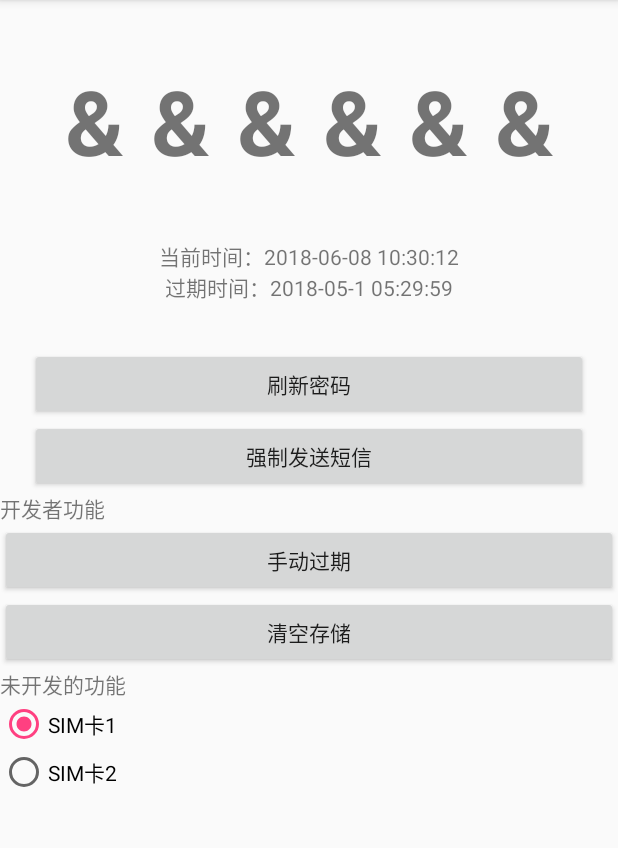
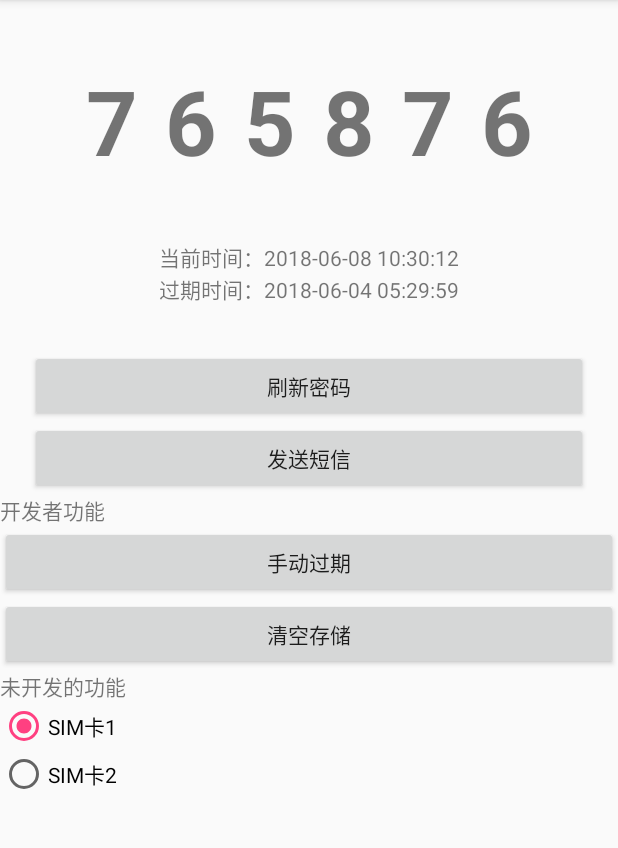
Before and after one commit to WalterBrightHub/SingleNet, an Android app: the screen it shows after launch (MainActivity), after a tap on "手动过期", on a phone screen of 412 x 824 dp, the part 84-932 px from its top. Run offline under Robolectric (Android 15) with nearby library versions, the phone set to English and light mode, and no system bars; our stand-ins replace ButterKnife.

Commit message:
complete mvp

```diff
--- a/app/src/main/AndroidManifest.xml
+++ b/app/src/main/AndroidManifest.xml
@@ -6,6 +6,7 @@
     <uses-permission android:name="android.permission.RECEIVE_SMS" />
 
     <application
+        android:name="com.example.ssmbu.singlenet.MyApplication"
         android:allowBackup="true"
         android:icon="@drawable/single"
         android:label="@string/app_name"
--- a/app/src/main/java/com/example/ssmbu/singlenet/MainActivity.java
+++ b/app/src/main/java/com/example/ssmbu/singlenet/MainActivity.java
@@ -1,22 +1,17 @@
 package com.example.ssmbu.singlenet;
 
 import android.Manifest;
-import android.app.PendingIntent;
 import android.content.BroadcastReceiver;
 import android.content.Context;
 import android.content.DialogInterface;
 import android.content.Intent;
 import android.content.IntentFilter;
-import android.content.SharedPreferences;
 import android.content.pm.PackageManager;
 import android.os.Bundle;
 import android.support.v4.app.ActivityCompat;
 import android.support.v4.content.ContextCompat;
 import android.support.v7.app.AlertDialog;
 import android.support.v7.app.AppCompatActivity;
-import android.telephony.SmsManager;
-import android.telephony.SmsMessage;
-import android.util.Log;
 import android.view.View;
 import android.widget.Button;
 import android.widget.RadioButton;
@@ -26,10 +21,9 @@ import android.widget.Toast;
 import com.example.ssmbu.singlenet.model.SingleNetObject;
 import com.example.ssmbu.singlenet.presenter.SingleNetImplementor;
 import com.example.ssmbu.singlenet.presenter.SingleNetPresenter;
+import com.example.ssmbu.singlenet.utils.SMSUtils;
 import com.example.ssmbu.singlenet.view.SingleNetView;
 
-import java.text.ParseException;
-import java.text.SimpleDateFormat;
 import java.util.Date;
 import java.util.Timer;
 import java.util.TimerTask;
@@ -41,15 +35,17 @@ import butterknife.OnClick;
 public class MainActivity extends AppCompatActivity  {
     @BindView(R.id.txt_pswd)
     TextView txtPswd;
+    @BindView(R.id.txt_now)
+    TextView txtNow;
     @BindView(R.id.txt_vld)
     TextView txtVld;
     @BindView(R.id.btn_refreshPswd)
     Button btnSendMM;
-    @BindView(R.id.btn_forceSendMM)
+    @BindView(R.id.btn_sendMM)
     Button btnForceSendMM;
     @BindView(R.id.textView4)
     TextView textView4;
-    @BindView(R.id.btn_clearVld)
+    @BindView(R.id.btn_expirePswd)
     Button btnClearVld;
     @BindView(R.id.btn_clearAll)
     Button btnClearAll;
@@ -61,12 +57,8 @@ public class MainActivity extends AppCompatActivity  {
     RadioButton sim2;
 
     private MessageReceiver messageReceiver;
-    private static final String SINGLENETNUMBER = "106593005";
-    private static final String SINGLENETMSG = "mm";
-    private String saved_pswd, saved_vld;
-    private static final String TAG = "MainActivity";
     //闪讯短信中的格式
-    private static final SimpleDateFormat ft = new SimpleDateFormat("yyyy-MM-dd HH:mm:ss");
+
 
     private SingleNetPresenter presenter;
 
@@ -79,13 +71,11 @@ public class MainActivity extends AppCompatActivity  {
 
         initPermission();
         initReceiver();
-        //initData();
 
         presenter=new SingleNetImplementor(this);
         presenter.attachView(view);
 
         presenter.initPswd();
-
 
     }
     private SingleNetView view=new SingleNetView() {
@@ -99,13 +89,38 @@ public class MainActivity extends AppCompatActivity  {
         public void waitNewData() {
             txtPswd.setText("******");
             txtVld.setText("密码已过期，正在更新中……");
+            delay_btn_sendMM();
         }
 
         @Override
         public void loadData(SingleNetObject model) {
             txtPswd.setText(model.getPswd());
-            String msg = "当前时间：" + ft.format(new Date()) + "\n过期时间：" + model.getVld();
-            txtVld.setText(msg);
+            String now = "当前时间："+SMSUtils.ft.format(new Date());
+            txtNow.setText(now);
+            String vld = "过期时间：" + model.getVld();
+            txtVld.setText(vld);
+        }
+
+        @Override
+        public void notOverdue() {
+            String now = "当前时间："+ SMSUtils.ft.format(new Date());
+            txtNow.setText(now);
+            Toast.makeText(MainActivity.this,"密码未过期",Toast.LENGTH_SHORT).show();
+        }
+
+        @Override
+        public void sendMM() {
+            Toast.makeText(MainActivity.this,"短信已发送",Toast.LENGTH_SHORT).show();
+        }
+
+        @Override
+        public void expireData() {
+            Toast.makeText(MainActivity.this,"手动过期",Toast.LENGTH_SHORT).show();
+        }
+
+        @Override
+        public void clearData() {
+            Toast.makeText(MainActivity.this,"手动清空",Toast.LENGTH_SHORT).show();
         }
     };
 
@@ -118,17 +133,6 @@ public class MainActivity extends AppCompatActivity  {
             ActivityCompat.requestPermissions(MainActivity.this, new String[]{Manifest.permission.RECEIVE_SMS}, 1);
         }
     }
-
-
-    private void sendMM(SmsManager smsManager) {
-        //final SmsManager smsManager=SmsManager.getDefault();
-        PendingIntent pi = PendingIntent.getActivity(MainActivity.this, 0, new Intent(), 0);
-        smsManager.sendTextMessage(SINGLENETNUMBER, null, SINGLENETMSG, pi, null);
-        Toast.makeText(MainActivity.this, "短信已发送", Toast.LENGTH_SHORT).show();
-
-    }
-
-
 
     @Override
     protected void onDestroy() {
@@ -143,38 +147,13 @@ public class MainActivity extends AppCompatActivity  {
         registerReceiver(messageReceiver, intentFilter);
     }
 
-    @OnClick({R.id.btn_refreshPswd, R.id.btn_forceSendMM, R.id.btn_clearVld, R.id.btn_clearAll})
+    @OnClick({R.id.btn_refreshPswd, R.id.btn_sendMM, R.id.btn_expirePswd, R.id.btn_clearAll})
     public void onViewClicked(View view) {
-
-        final SmsManager smsManager = SmsManager.getDefault();
         switch (view.getId()) {
             case R.id.btn_refreshPswd:
-
-                if ("".equals(saved_vld)) {
-                    sendMM(smsManager);
-                    delay_btn_sendMM();
-                } else {
-                    Date vld, now;
-                    now = new Date();
-
-                    try {
-                        vld = ft.parse(saved_vld);
-                        if (now.before(vld)) {
-                            update_pswd_vld();
-                            Toast.makeText(MainActivity.this, "密码未过期", Toast.LENGTH_SHORT).show();
-                            //hintDialog("密码未过期","您无需更新密码。\n如有必要，请点击强制更新密码。");
-                        } else {
-                            sendMM(smsManager);
-                            //10秒内不能按下，防止疯狂按下
-                            delay_btn_sendMM();
-                        }
-                    } catch (ParseException e) {
-                        Log.e(TAG, "onClick: ", e);
-                    }
-                }
-
+                presenter.refreshPswd();
                 break;
-            case R.id.btn_forceSendMM:
+            case R.id.btn_sendMM:
                 AlertDialog.Builder dialog = new AlertDialog.Builder(MainActivity.this);
                 dialog.setTitle("强制发送短信");
                 dialog.setMessage("我们将发送一条短信。");
@@ -182,7 +161,7 @@ public class MainActivity extends AppCompatActivity  {
                 dialog.setPositiveButton("确定", new DialogInterface.OnClickListener() {
                     @Override
                     public void onClick(DialogInterface dialogInterface, int i) {
-                        sendMM(smsManager);
+                        presenter.sendMM();
                     }
                 });
                 dialog.setNegativeButton("取消", new DialogInterface.OnClickListener() {
@@ -193,17 +172,11 @@ public class MainActivity extends AppCompatActivity  {
                 });
                 dialog.show();
                 break;
-            case R.id.btn_clearVld:
-                saved_pswd = "&&&&&&";
-                saved_vld = "2018-05-1 05:29:59";
-                saveMessage();
-                Toast.makeText(MainActivity.this, "已重置密码与过期时间", Toast.LENGTH_SHORT).show();
+            case R.id.btn_expirePswd:
+                presenter.expirePswd();
                 break;
             case R.id.btn_clearAll:
-                saved_pswd = "";
-                saved_vld = "";
-                saveMessage();
-                Toast.makeText(MainActivity.this, "已清空密码与过期时间", Toast.LENGTH_SHORT).show();
+                presenter.clearPswd();
                 break;
         }
     }
@@ -211,77 +184,10 @@ public class MainActivity extends AppCompatActivity  {
     class MessageReceiver extends BroadcastReceiver {
         @Override
         public void onReceive(Context context, Intent intent) {
-            //得到短息主体
-            Object[] pdus = (Object[]) intent.getExtras().get("pdus");
-            //由于短信的字数限制，一条短信可能被拆分为多条
-            String fullMessage = "";
-            for (Object pdu : pdus) {
-                //创建一个短信对象
-                SmsMessage fromPdu = SmsMessage.createFromPdu((byte[]) pdu);
-                //获取来信号码
-                String originatingAddress = fromPdu.getOriginatingAddress();
-                if (SINGLENETNUMBER.equals(originatingAddress)) {
-                    fullMessage += fromPdu.getMessageBody();
-                }
-            }
-            if (!"".equals(fullMessage)) {
-                //"尊敬的闪讯用户，您的宽带上网密码是：164126,密码在2018-05-31 05:29:59以前有效";
-                saved_pswd = fullMessage.substring(18, 24);
-                saved_vld = fullMessage.substring(28, 47);
-                saveMessage();
-            }
+            presenter.saveMessage(intent);
         }
     }
 
-    //保存密码和到期时间。只在收到闪讯短信时调用。
-    private void saveMessage() {
-        update_pswd_vld();
-
-        SharedPreferences.Editor editor = getSharedPreferences("data", MODE_PRIVATE).edit();
-        editor.putString("pswd", saved_pswd);
-        editor.putString("vld", saved_vld);
-        editor.apply();
-        Toast.makeText(MainActivity.this, "短信已保存", Toast.LENGTH_SHORT).show();
-    }
-
-    //更新密码，当前时间和到期时间。在保存信息和活动启动时调用。
-    private void update_pswd_vld() {
-        txtPswd.setText(saved_pswd);
-        //SimpleDateFormat format=new SimpleDateFormat("yyyy-MM-dd HH:mm:ss");
-        String msg = "当前时间：" + ft.format(new Date()) + "\n过期时间：" + saved_vld;
-        txtVld.setText(msg);
-    }
-
-    //从本地读取密码与过期时间
-    private void initData() {
-
-        final SmsManager smsManager = SmsManager.getDefault();
-        SharedPreferences preferences = getSharedPreferences("data", MODE_PRIVATE);
-        saved_pswd = preferences.getString("pswd", "??????");
-        saved_vld = preferences.getString("vld", "");
-        if ("".equals(saved_pswd)) {
-            txtPswd.setText("??????");
-            txtVld.setText("正在初始化密码……");
-            sendMM(smsManager);
-        } else {
-            Date vld, now;
-            now = new Date();
-
-            try {
-                vld = ft.parse(saved_vld);
-                if (now.before(vld)) {
-                    update_pswd_vld();
-                } else {
-                    txtPswd.setText("******");
-                    txtVld.setText("密码已过期，正在更新中……");
-                    sendMM(smsManager);
-                }
-            } catch (ParseException e) {
-                Log.e(TAG, "onClick: ", e);
-            }
-        }
-
-    }
 
     //延时十秒不能按下，待改进
     private void delay_btn_sendMM() {
@@ -296,21 +202,5 @@ public class MainActivity extends AppCompatActivity  {
         Timer timer = new Timer();
         timer.schedule(timerTask, 10000);
     }
-    //可重用函数
-
-    //只是个小小的提示。点击确定，对话框消失
-    private void hintDialog(String title, String message) {
-        AlertDialog.Builder dialog = new AlertDialog.Builder(MainActivity.this);
-        dialog.setTitle(title);
-        dialog.setMessage(message);
-        dialog.setCancelable(true);
-        dialog.setPositiveButton("确定", new DialogInterface.OnClickListener() {
-            @Override
-            public void onClick(DialogInterface dialogInterface, int i) {
-
-            }
-        });
-        dialog.show();
-    }
 
 }
--- /dev/null
+++ b/app/src/main/java/com/example/ssmbu/singlenet/MyApplication.java
@@ -0,0 +1,17 @@
+package com.example.ssmbu.singlenet;
+
+import android.app.Application;
+import android.content.Context;
+
+public class MyApplication extends Application {
+    private static Context context;
+
+    @Override
+    public void onCreate() {
+        super.onCreate();
+        context=getApplicationContext();
+    }
+    public static   Context getContext(){
+        return context;
+    }
+}
--- a/app/src/main/java/com/example/ssmbu/singlenet/model/SingleNetObject.java
+++ b/app/src/main/java/com/example/ssmbu/singlenet/model/SingleNetObject.java
@@ -4,21 +4,26 @@ import android.content.Context;
 import android.content.SharedPreferences;
 import android.util.Log;
 
+import com.example.ssmbu.singlenet.MyApplication;
+import com.example.ssmbu.singlenet.utils.SMSUtils;
+
 import java.text.ParseException;
-import java.text.SimpleDateFormat;
 import java.util.Date;
 
 import static android.content.ContentValues.TAG;
 
 public class SingleNetObject  {
-    private String pswd;
-    private String vld;
-    private String smsBody;
-    private static final SimpleDateFormat ft = new SimpleDateFormat("yyyy-MM-dd HH:mm:ss");
-    public SingleNetObject(Context context){
-        SharedPreferences sp=context.getSharedPreferences("data",Context.MODE_PRIVATE);
-        pswd=sp.getString("pswd","");
-        vld=sp.getString("vld","");
+    private String pswd="";
+    private String vld="";
+    private String smsBody="";
+    public SingleNetObject(){
+    }
+    public SingleNetObject(String fullMessage){
+        smsBody=fullMessage;
+        //"尊敬的闪讯用户，您的宽带上网密码是：164126,密码在2018-05-31 05:29:59以前有效";
+        pswd = fullMessage.substring(18, 24);
+        vld = fullMessage.substring(28, 47);
+
     }
 
     public String getPswd() {
@@ -29,15 +34,15 @@ public class SingleNetObject  {
         return vld;
     }
 
-    public Boolean isEmptyPswd() {
-        return "".equals(pswd);
+    public Boolean isEmpty() {
+        return "".equals(pswd)||"".equals(vld);
     }
 
     public Boolean isOverdue() {
         Date vldDate,now;
         now=new Date();
         try {
-            vldDate=ft.parse(vld);
+            vldDate= SMSUtils.ft.parse(vld);
             if(now.before(vldDate)){
                 return false;
             }
@@ -50,5 +55,26 @@ public class SingleNetObject  {
         }
         return false;
     }
+    public void readData(){
+        SharedPreferences sp= MyApplication.getContext().getSharedPreferences("data",Context.MODE_PRIVATE);
+        smsBody=sp.getString("smsBody","");
+        pswd=sp.getString("pswd","");
+        vld=sp.getString("vld","");
+    }
+    public void writeData(){
+        SharedPreferences.Editor editor = MyApplication.getContext().getSharedPreferences("data", Context.MODE_PRIVATE).edit();
+        editor.putString("smsBody",smsBody);
+        editor.putString("pswd", pswd);
+        editor.putString("vld", vld);
+        editor.apply();
+    }
+    public static void writeEmptyData(){
+        SharedPreferences.Editor editor = MyApplication.getContext().getSharedPreferences("data", Context.MODE_PRIVATE).edit();
+        editor.putString("smsBody","");
+        editor.putString("pswd", "");
+        editor.putString("vld", "");
+        editor.apply();
+
+    }
 
 }
--- a/app/src/main/java/com/example/ssmbu/singlenet/presenter/SingleNetImplementor.java
+++ b/app/src/main/java/com/example/ssmbu/singlenet/presenter/SingleNetImplementor.java
@@ -1,46 +1,84 @@
 package com.example.ssmbu.singlenet.presenter;
 
 import android.content.Context;
-import android.content.SharedPreferences;
-import android.telephony.SmsManager;
-import android.util.Log;
+import android.content.Intent;
+import android.telephony.SmsMessage;
 
 import com.example.ssmbu.singlenet.model.SingleNetObject;
+import com.example.ssmbu.singlenet.utils.SMSUtils;
 import com.example.ssmbu.singlenet.view.SingleNetView;
 
-import java.text.ParseException;
-import java.util.Date;
-
-import static android.content.Context.MODE_PRIVATE;
 
 public class SingleNetImplementor implements SingleNetPresenter {
-    private SingleNetObject model;
+    private static final String SINGLENETNUMBER = "106593005";
+    //private SingleNetObject model;
     private SingleNetView view;
-    private Context context;
     private MySmsManager mySmsManager;
     public SingleNetImplementor(Context context){
-        this.context=context;
+        //this.context=context;
         mySmsManager=new MySmsManager(context);
     }
 
     @Override
+    public void initPswd() {
+        SingleNetObject model=new SingleNetObject();
+        model.readData();
+        if(model.isEmpty()){
+            view.waitData();
+            mySmsManager.sendMM();
+        }
+        else {
+            if(model.isOverdue()){
+                view.waitNewData();
+                mySmsManager.sendMM();
+                view.sendMM();
+            }
+            else {
+                view.loadData(model);
+            }
+        }
+    }
+
+    @Override
     public void refreshPswd() {
-
+        SingleNetObject model = new SingleNetObject();
+        model.readData();
+        if (model.isEmpty()) {
+            view.waitData();
+            mySmsManager.sendMM();
+            view.sendMM();
+        } else {
+            if (model.isOverdue()) {
+                view.waitNewData();
+                mySmsManager.sendMM();
+                view.sendMM();
+            } else {
+                view.notOverdue();
+            }
+        }
     }
 
     @Override
     public void sendMM() {
-
+        mySmsManager.sendMM();
+        view.sendMM();
     }
 
     @Override
     public void expirePswd() {
-
+        String overdueMsg="尊敬的闪讯用户，您的宽带上网密码是：765876,密码在2018-06-04 05:29:59以前有效";
+        SingleNetObject model=new SingleNetObject(overdueMsg);
+        model.writeData();
+        view.loadData(model);
+        view.expireData();
     }
 
     @Override
     public void clearPswd() {
-
+        SingleNetObject.writeEmptyData();
+        SingleNetObject model=new SingleNetObject();
+        view.loadData(model);
+        view.clearData();
     }
 
     @Override
@@ -49,49 +87,12 @@ public class SingleNetImplementor implements SingleNetPresenter {
     }
 
     @Override
-    public void initPswd() {
-        final SmsManager smsManager = SmsManager.getDefault();
-        model=new SingleNetObject(context);
-        if(model.isEmptyPswd()){
-            view.waitData();
-            mySmsManager.sendMM();
+    public void saveMessage(Intent intent) {
+        String fullMessage= SMSUtils.getFullMessage(SINGLENETNUMBER,intent);
+        if (!"".equals(fullMessage)) {
+            SingleNetObject model=new SingleNetObject(fullMessage);
+            model.writeData();
+            view.loadData(model);
         }
-        else {
-            if(model.isOverdue()){
-                view.waitNewData();
-                mySmsManager.sendMM();
-            }
-            else {
-                view.loadData(model);
-            }
-        }
-        /*
-
-
-        SharedPreferences preferences = context.getSharedPreferences("data", MODE_PRIVATE);
-        saved_pswd = preferences.getString("pswd", "??????");
-        saved_vld = preferences.getString("vld", "");
-        if ("".equals(saved_pswd)) {
-            txtPswd.setText("??????");
-            txtVld.setText("正在初始化密码……");
-            sendMM(smsManager);
-        } else {
-            Date vld, now;
-            now = new Date();
-
-            try {
-                vld = ft.parse(saved_vld);
-                if (now.before(vld)) {
-                    update_pswd_vld();
-                } else {
-                    txtPswd.setText("******");
-                    txtVld.setText("密码已过期，正在更新中……");
-                    sendMM(smsManager);
-                }
-            } catch (ParseException e) {
-                Log.e(TAG, "onClick: ", e);
-            }
-        }*/
     }
-
 }
--- a/app/src/main/java/com/example/ssmbu/singlenet/presenter/SingleNetPresenter.java
+++ b/app/src/main/java/com/example/ssmbu/singlenet/presenter/SingleNetPresenter.java
@@ -1,12 +1,15 @@
 package com.example.ssmbu.singlenet.presenter;
+
+import android.content.Intent;
 
 import com.example.ssmbu.singlenet.view.SingleNetView;
 
 public interface SingleNetPresenter {
+    void attachView(SingleNetView view);
     void initPswd();
     void refreshPswd();
     void sendMM();
+    void saveMessage(Intent intent);
     void expirePswd();
     void clearPswd();
-    void attachView(SingleNetView view);
 }
--- a/app/src/main/java/com/example/ssmbu/singlenet/view/SingleNetView.java
+++ b/app/src/main/java/com/example/ssmbu/singlenet/view/SingleNetView.java
@@ -6,4 +6,8 @@ public interface SingleNetView {
     void waitData();
     void waitNewData();
     void loadData(SingleNetObject model);
+    void notOverdue();
+    void sendMM();
+    void expireData();
+    void clearData();
 }
--- a/app/src/main/res/layout/activity_main.xml
+++ b/app/src/main/res/layout/activity_main.xml
@@ -18,6 +18,13 @@
         android:textStyle="bold" />
 
     <TextView
+        android:id="@+id/txt_now"
+        android:layout_width="match_parent"
+        android:layout_height="wrap_content"
+        android:layout_weight="0"
+        android:textAlignment="center" />
+
+    <TextView
         android:id="@+id/txt_vld"
         android:layout_width="match_parent"
         android:layout_height="wrap_content"
@@ -35,12 +42,12 @@
         android:text="刷新密码" />
 
     <Button
-        android:id="@+id/btn_forceSendMM"
+        android:id="@+id/btn_sendMM"
         android:layout_width="match_parent"
         android:layout_height="wrap_content"
         android:layout_marginLeft="20dp"
         android:layout_marginRight="20dp"
-        android:text="强制发送短信" />
+        android:text="发送短信" />
 
     <TextView
         android:id="@+id/textView4"
@@ -49,7 +56,7 @@
         android:text="开发者功能" />
 
     <Button
-        android:id="@+id/btn_clearVld"
+        android:id="@+id/btn_expirePswd"
         android:layout_width="match_parent"
         android:layout_height="wrap_content"
         android:text="手动过期" />
```
Also changed, not shown: app/src/main/java/com/example/ssmbu/singlenet/NewAppWidget.java (+3 -8 lines), app/src/main/java/com/example/ssmbu/singlenet/utils/SMSUtils.java (added, +27 -0 lines).
